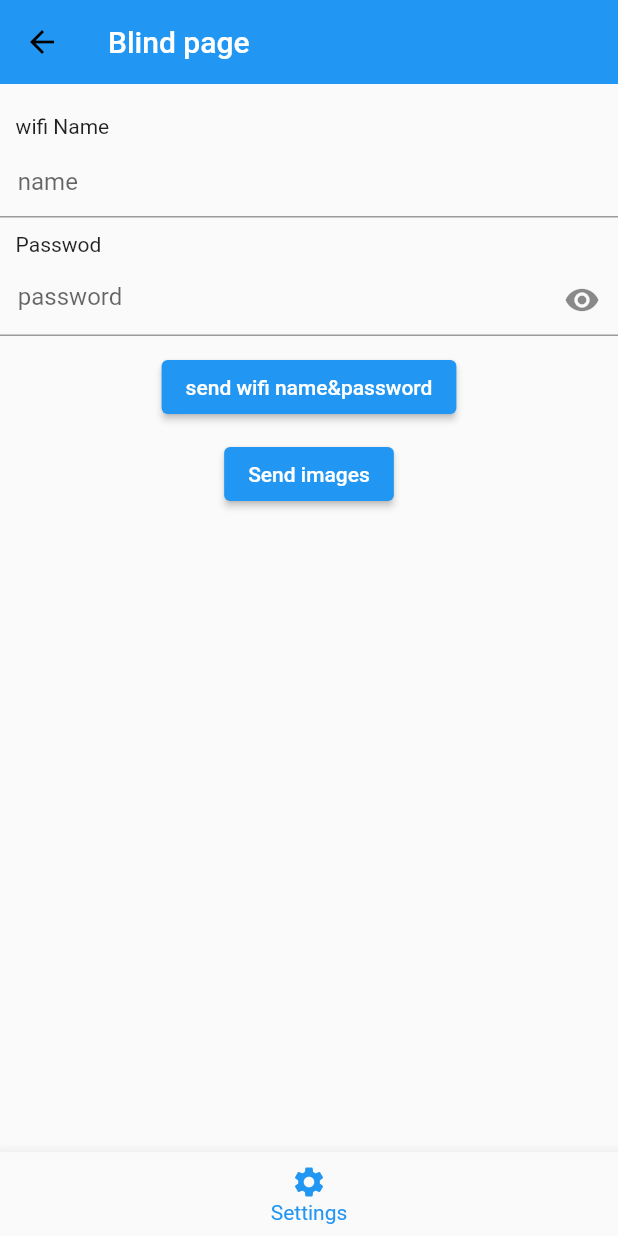
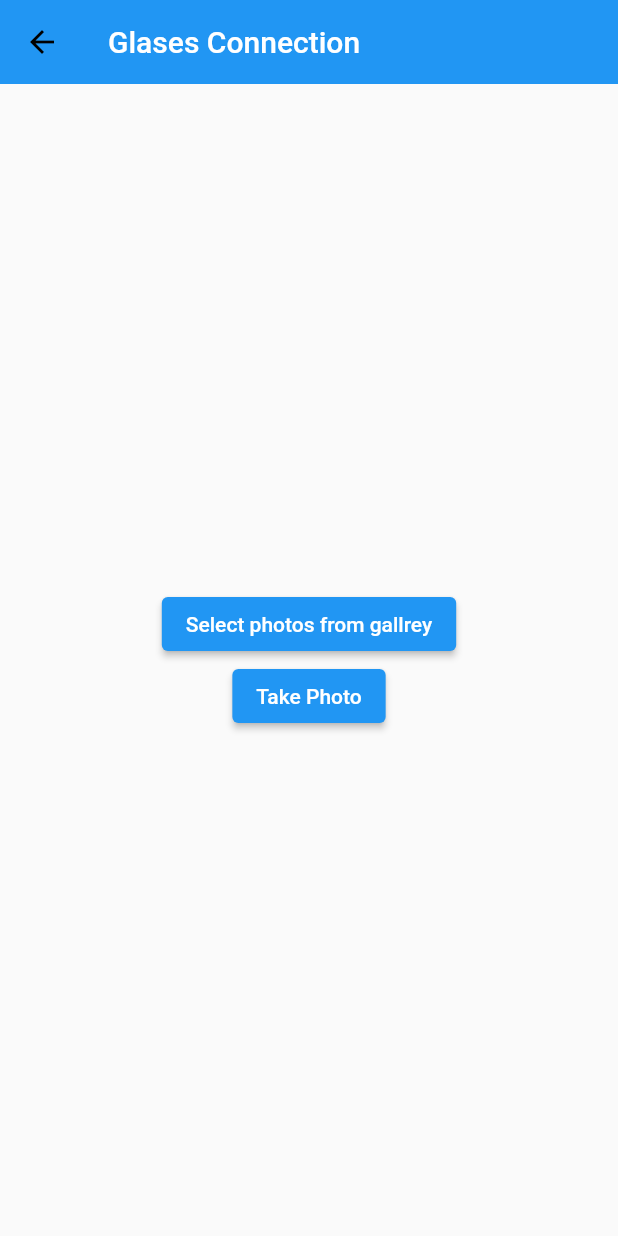
Before and after one commit to MasameEh/BeMyGuide_app, a Flutter app: the bluetoothScreen screen opened directly, on a phone screen of 412 x 824 dp. Run offline on Flutter 3.47's test engine with Material 2 defaults, Android fonts, the phone set to English and light mode, and no system bars; our stand-ins replace avatar_glow, bloc, cloud_firestore, conditional_builder_null_safety, dio, file_picker and 9 more; missing offline and left inert: chat_gpt_sdk; accounts and stored records are empty.

Commit message:
api connection

```diff
--- a/lib/modules/bluetooth/bluetooth.dart
+++ b/lib/modules/bluetooth/bluetooth.dart
@@ -15,237 +15,108 @@ class bluetoothScreen extends StatefulWidget {
 }
 
 class _MyWidgetState extends State<bluetoothScreen> {
-  File? _image;
-  final ImagePicker _picker = ImagePicker();
-  bool pwVisible = true;
-  var nameController = TextEditingController();
-  var pwController = TextEditingController();
-  SnackBar snackBar = SnackBar(
-    content: Text('missing name or passwoed'),
-  );
-  List<String> imagePaths = [];
-  List<String> imageNames = [];
+   File? selectedImage;
+//select image from gallery
+Future<void> selectImageFromGallery() async {
+  final imagePicker = ImagePicker();
+  final pickedImage = await imagePicker.pickImage(source: ImageSource.gallery);
+
+  if (pickedImage != null) {
+    setState(() {
+      selectedImage = File(pickedImage.path);
+    });
+  }
+}
+//select image from Camera
+Future<void> selectImageFromCamera() async {
+  final imagePicker = ImagePicker();
+  final pickedImage = await imagePicker.pickImage(source: ImageSource.camera);
+
+  if (pickedImage != null) {
+    setState(() {
+      selectedImage = File(pickedImage.path);
+    });
+  }
+}
+List<File> selectedImages = [];
+ Future<void> selectImages() async {
+    final imagePicker = ImagePicker();
+    final pickedImages = await imagePicker.pickMultiImage();
+
+    if (pickedImages != null) {
+      setState(() {
+        selectedImages = pickedImages.map((pickedImage) => File(pickedImage.path)).toList();
+      });
+    }
+  }
+/********************************* */
+void uploadPhoto(BuildContext context,String type) async {
+if(type=='gallery'){
+   await selectImageFromGallery();
+}
+else{
+  await selectImageFromCamera();
+}
+  if (selectedImage == null) {
+     SnackBar snackBar4 = SnackBar(content: Text('No Image selected'),duration: Duration(seconds: 5),);
+      ScaffoldMessenger.of(context).showSnackBar(snackBar4);
+    print('No image selected');
+
+  }
+else{
+  Dio dio = Dio();
+
+  try {
+    FormData formData = FormData.fromMap({
+      'images': await MultipartFile.fromFile(selectedImage!.path),
+    });
+
+    Response response = await dio.post('https://2edb-45-242-56-239.ngrok-free.app/images', data: formData);
+
+    if (response.statusCode == 200) {
+      // Upload successful
+      SnackBar snackBar = SnackBar(content: Text('Photo uploaded successfully'),duration: Duration(seconds: 10),);
+      ScaffoldMessenger.of(context).showSnackBar(snackBar);
+      print('-****************Photo uploaded successfully');
+    } else {
+      // Upload failed
+      SnackBar snackBar2 = SnackBar(content: Text('Photo uploaded failed'),duration: Duration(seconds: 10),);
+      ScaffoldMessenger.of(context).showSnackBar(snackBar2);
+      print('Photo upload failed');
+    }
+  } catch (error) {
+    // Error occurred during the upload
+     SnackBar snackBar3 = SnackBar(content: Text('Error uploading photo: $error'),duration: Duration(seconds: 10),);
+     ScaffoldMessenger.of(context).showSnackBar(snackBar3);
+    print('Error uploading photo: $error');
+
+  }
+}
+}
   @override
   Widget build(BuildContext context) {
-    return Scaffold(
-      appBar: AppBar(leading: IconButton(icon:Icon(Icons.arrow_back) ,
-        onPressed: () {
-          Navigator.pop(context);
-        },
+    return  Scaffold(
+      appBar: AppBar(
+        title: Text('Glases Connection'),
       ),
-
-          title: Text('Blind page')),
-      body: SingleChildScrollView(
+      body: Center(
         child: Column(
           mainAxisAlignment: MainAxisAlignment.center,
+          crossAxisAlignment: CrossAxisAlignment.center,
           children: [
-            SizedBox(
-              height: 10,
-            ),
-
-            //Share files
-
-            SizedBox(
-              height: 10,
-            ),
-            Row(
-              mainAxisAlignment: MainAxisAlignment.start,
-              children: [
-                Text('   wifi Name'),
-              ],
-            ),
-            SizedBox(
-              height: 5,
-            ),
-            TextField(
-              decoration: InputDecoration(
-                hintText: '   name',
-              ),
-              controller: nameController,
-            ),
-            SizedBox(
-              height: 10,
-            ),
-            Row(
-              mainAxisAlignment: MainAxisAlignment.start,
-              children: [
-                Text('   Passwod'),
-              ],
-            ),
-            SizedBox(
-              height: 5,
-            ),
-            TextField(
-              decoration: InputDecoration(
-                hintText: '   password',
-                suffixIcon: IconButton(
-                    onPressed: () {
-                      setState(() {
-                        pwVisible = !pwVisible;
-                      });
-                    },
-                    icon: pwVisible
-                        ? Icon(Icons.visibility)
-                        : Icon(Icons.visibility_off)),
-              ),
-              keyboardType: TextInputType.visiblePassword,
-              obscureText: pwVisible,
-              controller: pwController,
-            ),
-            SizedBox(
-              height: 10,
-            ),
-            //share text(name&password)
-            ElevatedButton(
-              onPressed: () {
-                if (nameController.text.isEmpty || pwController.text.isEmpty) {
-                  ScaffoldMessenger.of(context).showSnackBar(snackBar);
-                } else {
-                  Share.share('${nameController.text}\n${pwController.text}');
-                }
-              },
-              child: Text('send wifi name&password'),
-            ),
-            SizedBox(
-              height: 10,
-            ),
-            ElevatedButton(
-              onPressed: selectAndUploadFiles,
-              child: Text('Send images'),
-            ),
+            ElevatedButton(onPressed: (){
+              selectedImage=null;
+              uploadPhoto(context,'gallery');
+            }, child: Text('Select photos from gallrey')),
+            ElevatedButton(onPressed: (){
+              selectedImage=null;
+              uploadPhoto(context,'camera');
+            }, child: Text('Take Photo')),
           ],
         ),
       ),
-      bottomNavigationBar: BottomNavigationBar(
+    );
 
-          onTap: (index)
-          {
-            navigateTo(context, Settings());
-          },
-          items:[
-            BottomNavigationBarItem(
-              icon: Icon(Icons.settings),
-              label: 'Settings',
-            ),
-          ]
-      ),
-    );
-  }
-// pick image from camera
-  void pickImageFromCamera() async {
-    var image = await _picker.pickImage(source: ImageSource.camera);
-    setState(() {
-      _image = File(image!.path);
-    });
-  }
-// pick image from gallery
-  void pickImageFromGallery() async {
-    var image = await _picker.pickImage(source: ImageSource.gallery);
-    setState(() {
-      _image = File(image!.path);
-    });
-  }
-// pick files
-  Future<List<String?>> pickFile() async {
-    final result = await FilePicker.platform.pickFiles(allowMultiple: true);
-
-    return result!.paths;
   }
 
-//send images(only one image)
-  Future<void> sendImage() async {
-    final res = await ImagePicker().pickImage(source: ImageSource.gallery);
-    late String paths = res!.path;
-    await Share.shareFiles([paths], text: 'Image 1');
-  }
-
-  //send files(more than one image)
-
-  Future<void> sendFiless() async {
-    final res = await FilePicker.platform.pickFiles(allowMultiple: true);
-    if(res !=null){
-      List<String>? filePath =
-      res.files.map((e) => e.path).cast<String>().toList();
-      await Share.shareFiles(filePath, text: 'List of files');
-    }
-    else{
-    }
-  }
-  //upload image to API
-  void _uploadOneFile(File file) async {
-   String fileName = file.path.split('/').last;
-
-   FormData data = FormData.fromMap({
-      "file": await MultipartFile.fromFile(
-        file.path,
-        filename: fileName,
-      ),
-   });
-
-  Dio dio = new Dio();
-
-  dio.post("https://192.168.1.x/upload", data: data)
-  .then((response) => print(response))
-  .catchError((error) => print(error));
 }
-
-
-Future getImage() async {
-     File _image;
-     final picker = ImagePicker();
-
-    var _pickedFile = await picker.getImage(
-    source: ImageSource.camera,
-    imageQuality: 50, // <- Reduce Image quality
-    maxHeight: 500,  // <- reduce the image size
-    maxWidth: 500);
-
-   _image = _pickedFile!.path as File;
-
-
-  _uploadOneFile(_image);
-
-}
-
-//upload multi files to API
-  void _upload(List<File> files) async {
-  Dio dio = Dio();
-
-  for (File file in files) {
-    String fileName = file.path.split('/').last;
-
-    FormData data = FormData.fromMap({
-      "file": await MultipartFile.fromFile(
-        file.path,
-        filename: fileName,
-      ),
-    });
-
-    try {
-      Response response = await dio.post("https://192.168.1.x/upload", data: data);
-      print(response);
-    } catch (error) {
-      print(error);
-    }
-  }
-}
-void selectAndUploadFiles() async {
-  List<File> selectedFiles = [];
-
-  try {
-    FilePickerResult? result = await FilePicker.platform.pickFiles(
-      allowMultiple: true,
-      type: FileType.custom, // Specify the file types you want to allow
-    );
-
-    if (result != null) {
-      selectedFiles = result.paths.map((path) => File(path!)).toList();
-      _upload(selectedFiles);
-    }
-  } catch (error) {
-    print('Error selecting files: $error');
-  }
-}
-
-
-}
```
